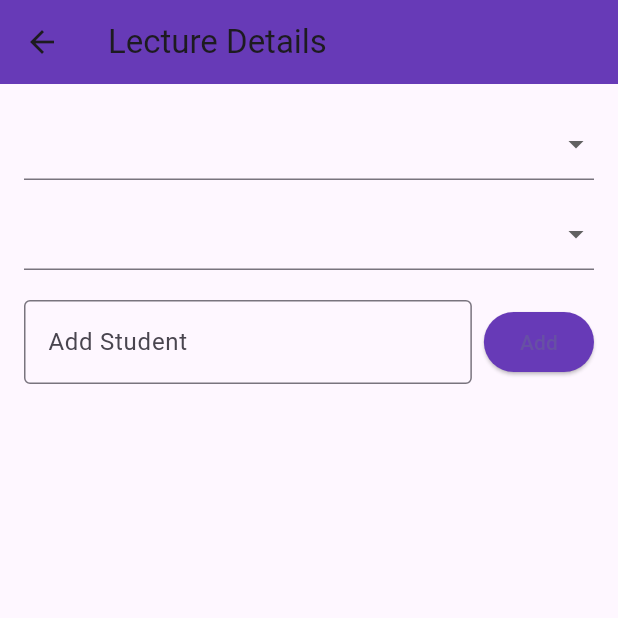
After one commit to Asaqa988/FlutterLesson-2, a Flutter app: the screen it shows after launch, after a tap on "Add/Manage lecture !", on a phone screen of 412 x 824 dp, the top half of it. The commit adds this screen. Run offline on Flutter 3.47's test engine with Material 3 defaults, Android fonts, the phone set to English and light mode, and no system bars; Roboto replaces fonts that are missing (Raleway).

Commit message:
update lesson 3

```diff
--- a/lib/main.dart
+++ b/lib/main.dart
@@ -1,6 +1,6 @@
 import 'package:flutter/material.dart';
 import 'package:myapploginandsignup/pages/postLogin/HomeAfterLogin.dart';
-import 'package:myapploginandsignup/pages/postLogin/Lecture_detail_page.dart';
+import 'package:myapploginandsignup/pages/postLogin/StudentManagement.dart';
 import 'package:myapploginandsignup/pages/preLogin/home_page.dart';
 import 'package:myapploginandsignup/pages/preLogin/login_page.dart';
 import 'package:myapploginandsignup/pages/preLogin/signup_page.dart';
--- a/lib/pages/postLogin/HomeAfterLogin.dart
+++ b/lib/pages/postLogin/HomeAfterLogin.dart
@@ -1,5 +1,5 @@
 import 'package:flutter/material.dart';
-import 'package:myapploginandsignup/pages/postLogin/Lecture_detail_page.dart';
+import 'package:myapploginandsignup/pages/postLogin/StudentManagement.dart';
 import 'package:myapploginandsignup/pages/preLogin/home_page.dart';
 
 class HomeAfterLogin extends StatelessWidget {
@@ -11,20 +11,43 @@ class HomeAfterLogin extends StatelessWidget {
         backgroundColor: Colors.cyanAccent,
       ),
       body: Center(
-        child: ElevatedButton(
+        child: Column(
+          children: [
+            ElevatedButton(
               onPressed: () {
                 Navigator.push(
                   context,
-              MaterialPageRoute(builder: (context) =>LectureDetailPage()),
+                  MaterialPageRoute(
+                    builder: (context) => StudentManagmentPage(),
+                  ),
                 );
               },
-          child: Text("Add/Manage lectures !"),
+              child: Text("Add/Manage Students !"),
               style: ElevatedButton.styleFrom(
                 padding: EdgeInsets.symmetric(horizontal: 25, vertical: 20),
                 textStyle: TextStyle(fontSize: 20),
                 backgroundColor: Colors.blue,
               ),
             ),
+            SizedBox(height: 20),
+            ElevatedButton(
+              onPressed: () {
+                Navigator.push(
+                  context,
+                  MaterialPageRoute(
+                    builder: (context) => StudentManagmentPage(),
+                  ),
+                );
+              },
+              child: Text("Add/Manage lecture !"),
+              style: ElevatedButton.styleFrom(
+                padding: EdgeInsets.symmetric(horizontal: 25, vertical: 20),
+                textStyle: TextStyle(fontSize: 20),
+                backgroundColor: Colors.blue,
+              ),
+            ),
+          ],
+        ),
       ),
     );
   }
--- /dev/null
+++ b/lib/pages/postLogin/StudentManagement.dart
@@ -0,0 +1,155 @@
+import 'package:flutter/material.dart';
+
+class StudentManagmentPage extends StatefulWidget {
+  @override
+  _StudentManagmentPageState createState() => _StudentManagmentPageState();
+}
+
+class _StudentManagmentPageState extends State<StudentManagmentPage> {
+  final _lectureController = TextEditingController();
+  final _teacherController = TextEditingController();
+  final _studentController = TextEditingController();
+  List<String> students = [];
+
+  List<String> lectureList = ["qa", "flutter", "devops", "node js"];
+  List<String> teacherList = [
+    "ahmad mahmoud",
+    "ali anas",
+    "omar khaled",
+    "mohammad samer",
+  ];
+
+  String? selectedLecture;
+  String? selectedTeacher;
+
+  @override
+  void dispose() {
+    _lectureController.dispose();
+    _teacherController.dispose();
+    _studentController.dispose();
+
+    super.dispose();
+  }
+
+  void _addStudent() {
+    final name = _studentController.text.trim();
+    if (name.isNotEmpty) {
+      setState(() {
+        students.add(name);
+        _studentController.clear();
+      });
+    }
+  }
+
+  void _editStudent(int index) {
+    _studentController.text = students[index];
+    setState(() {
+      students.removeAt(index);
+    });
+  }
+
+  void _deleteStudent(int index) {
+    setState(() {
+      students.removeAt(index);
+    });
+  }
+
+  @override
+  Widget build(BuildContext context) {
+    return Scaffold(
+      appBar: AppBar(
+        title: Text("Lecture Details"),
+        backgroundColor: Colors.deepPurple,
+      ),
+      body: Padding(
+        padding: const EdgeInsets.all(16.0),
+        child: SingleChildScrollView(
+          child: Column(
+            children: [
+              // Lecture name
+              DropdownButtonFormField(
+                value: selectedLecture,
+
+                items: lectureList.map((lecture) {
+                  return DropdownMenuItem(child: Text(lecture), value: lecture);
+                }).toList(),
+                onChanged: (value) {
+                  setState(() {
+                    selectedLecture = value;
+                  });
+                },
+              ),
+
+              SizedBox(height: 12),
+
+              // Teacher assignment
+              DropdownButtonFormField(
+                value: selectedTeacher,
+
+                items: teacherList.map((teacher) {
+                  return DropdownMenuItem(child: Text(teacher), value: teacher);
+                }).toList(),
+                onChanged: (value) {
+                  setState(() {
+                    selectedTeacher = value;
+                  });
+                },
+              ),
+              SizedBox(height: 20),
+
+              // Student input
+              Row(
+                children: [
+                  Expanded(
+                    child: TextField(
+                      controller: _studentController,
+                      decoration: InputDecoration(
+                        labelText: 'Add Student',
+                        border: OutlineInputBorder(),
+                      ),
+                    ),
+                  ),
+                  SizedBox(width: 8),
+                  ElevatedButton(
+                    onPressed: _addStudent,
+                    child: Text("Add"),
+                    style: ElevatedButton.styleFrom(
+                      backgroundColor: Colors.deepPurple,
+                    ),
+                  ),
+                ],
+              ),
+              SizedBox(height: 20),
+
+              // Student List
+              ListView.builder(
+                shrinkWrap: true,
+                itemCount: students.length,
+                itemBuilder: (context, index) {
+                  return Card(
+                    child: ListTile(
+                      title: Text(students[index]),
+                      trailing: Row(
+                        mainAxisSize: MainAxisSize.min,
+                        children: [
+                          IconButton(
+                            icon: Icon(Icons.edit, color: Colors.orange),
+                            onPressed: () => _editStudent(index),
+                          ),
+                          IconButton(
+                            icon: Icon(Icons.delete, color: Colors.red),
+                            onPressed: () => _deleteStudent(index),
+                          ),
+                        ],
+                      ),
+                    ),
+                  );
+                },
+              ),
+            ],
+          ),
+        ),
+      ),
+    );
+  }
+}
--- /dev/null
+++ b/lib/pages/postLogin/lecture_managment_page.dart
@@ -0,0 +1,50 @@
+import 'package:flutter/material.dart';
+
+class Lecture {
+  String name;
+
+  String teacher;
+
+  List<String> students;
+
+  Lecture({
+    required this.name,
+    required this.teacher,
+    this.students = const [],
+  });
+}
+
+class LectureManagerPage extends StatefulWidget {
+  @override
+  _LectureManagerPageState createState() => _LectureManagerPageState();
+}
+
+class _LectureManagerPageState extends State<LectureManagerPage> {
+  List<Lecture> mo7adarat = [];
+
+  List<String> lectureNames = ["qa", "flutter", "node js"];
+  List<String> teachers = ["omar", "anas", "mahmoud"];
+
+  @override
+  Widget build(BuildContext context) {
+    return Scaffold(
+      appBar: AppBar(
+        title: Text("lecture Managment Page"),
+        backgroundColor: Colors.cyanAccent,
+      ),
+      body: ElevatedButton(
+        onPressed: () {
+          Lecture obj1 = new Lecture(
+            name: lectureNames[0],
+            teacher: teachers[0],
+          );
+          Lecture obj2 = new Lecture(
+            name: lectureNames[1],
+            teacher: teachers[1],
+          );
+        },
+        child: Text("add"),
+      ),
+    );
+  }
+}
```
Also changed, not shown: lib/pages/postLogin/Lecture_detail_page.dart (deleted, +0 -67 lines). Lines whose indentation alone changed are shown as unchanged.
